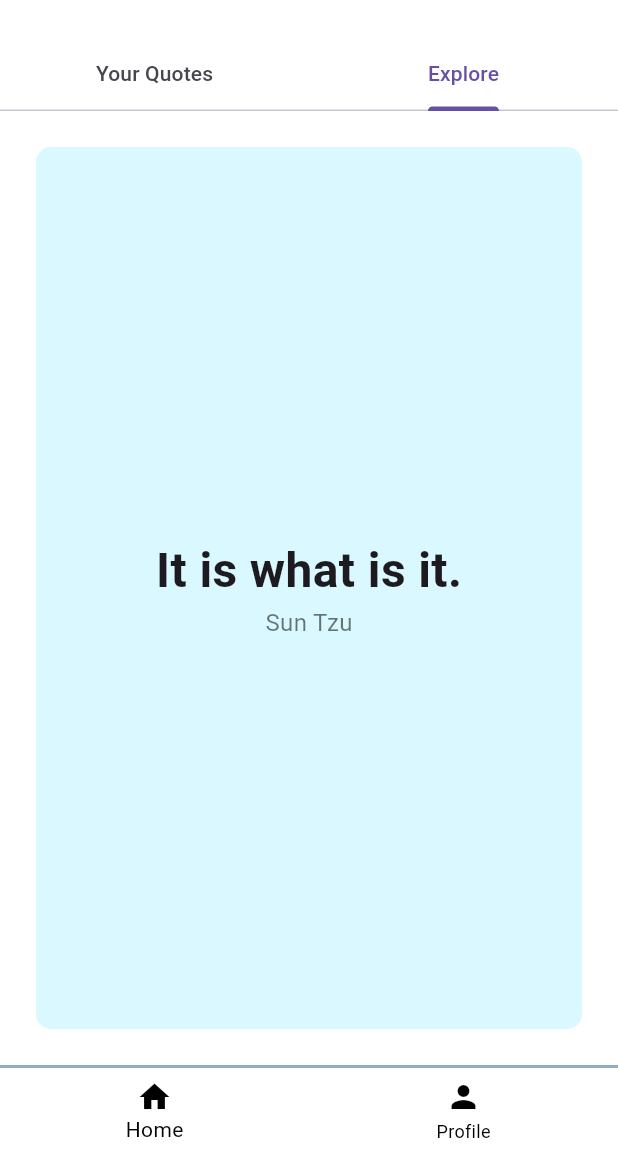
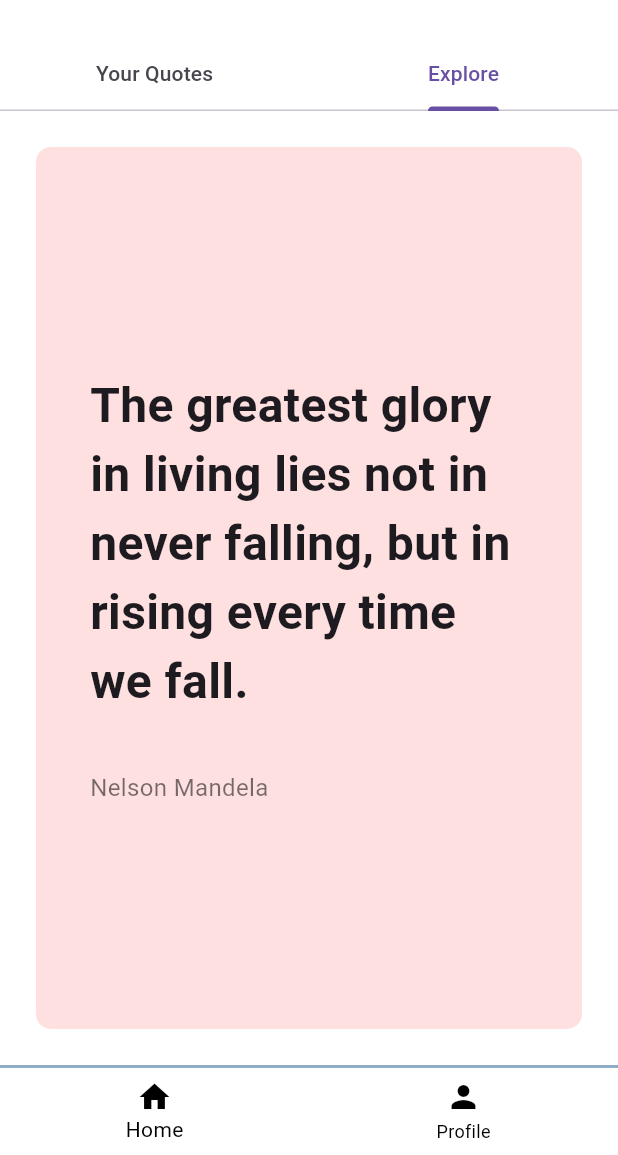
Before and after one commit to KubangPawis/gdsc-quote-app, a Flutter app: the HomePage screen opened directly, tab 2 chosen, on a phone screen of 412 x 824 dp, the part 81-1236 px from its top. Run offline on Flutter 3.47's test engine with Material 3 defaults, Android fonts, the light colour scheme and no system bars; our stand-ins replace flutter_slidable, google_sign_in.

Commit message:
feat(explore): add swipeable (nexting) feature for quotes

```diff
--- a/frontend/lib/pages/explore_page.dart
+++ b/frontend/lib/pages/explore_page.dart
@@ -1,5 +1,6 @@
 import 'dart:math';
 import 'package:flutter/material.dart';
+import 'package:frontend/util/quote_widget_large.dart';
 
 class ExplorePage extends StatefulWidget {
   const ExplorePage({super.key});
@@ -9,6 +10,25 @@ class ExplorePage extends StatefulWidget {
 }
 
 class _ExplorePageState extends State<ExplorePage> {
+  Color currentColor = Colors.lightBlueAccent;
+  String quoteText = '';
+  String author = '';
+
+  List<List<String>> quoteList = [
+    [
+      'Walt Disney',
+      'The way to get started is to quit talking and begin doing.'
+    ],
+    [
+      'Nelson Mandela',
+      'The greatest glory in living lies not in never falling, but in rising every time we fall.'
+    ],
+    [
+      'Steve Jobs',
+      'The future belongs to those who believe in the beauty of their dreams.'
+    ],
+  ];
+
   final List quoteWidgetColorList = [
     Color(0xFFFFE0E0),
     Color(0xFFC4F1E3),
@@ -20,25 +40,44 @@ class _ExplorePageState extends State<ExplorePage> {
   ];
 
   @override
+  void initState() {
+    super.initState();
+    // Set an initial color
+    currentColor = quoteWidgetColorList[0];
+    updateQuote();
+  }
+
+  void updateQuote() {
+    setState(() {
+      author = quoteList[Random().nextInt(quoteList.length)][0];
+      quoteText = quoteList[Random().nextInt(quoteList.length)][1];
+    });
+  }
+
+  void changeColor() {
+    // Randomly pick a new color from the list
+    setState(() {
+      currentColor =
+          quoteWidgetColorList[Random().nextInt(quoteWidgetColorList.length)];
+    });
+  }
+
+  @override
   Widget build(BuildContext context) {
     return Padding(
       padding: EdgeInsets.all(24),
-      child: Container(
-          decoration: BoxDecoration(
-            color: quoteWidgetColorList[
-                Random().nextInt(quoteWidgetColorList.length)],
-            borderRadius: BorderRadius.circular(10),
-          ),
-          child: Column(mainAxisAlignment: MainAxisAlignment.center, children: [
-            Text(
-              'It is what is it.',
-              style: TextStyle(fontSize: 32, fontWeight: FontWeight.bold),
-            ),
-            Text(
-              'Sun Tzu',
-              style: TextStyle(fontSize: 16, color: Colors.black54),
-            ),
-          ])),
+      child: GestureDetector(
+        onHorizontalDragStart: (details) {
+          changeColor();
+          updateQuote();
+        },
+        onHorizontalDragEnd: (details) {
+          changeColor();
+          updateQuote();
+        },
+        child: QuoteWidgetLarge(
+            widgetColor: currentColor, quoteText: quoteText, author: author),
+      ),
     );
   }
 }
--- /dev/null
+++ b/frontend/lib/util/quote_widget_large.dart
@@ -0,0 +1,37 @@
+import 'package:flutter/material.dart';
+
+class QuoteWidgetLarge extends StatelessWidget {
+  final Color widgetColor;
+  final String quoteText;
+  final String author;
+
+  const QuoteWidgetLarge(
+      {super.key,
+      required this.widgetColor,
+      required this.quoteText,
+      required this.author});
+
+  @override
+  Widget build(BuildContext context) {
+    return Container(
+        padding: EdgeInsets.symmetric(horizontal: 36),
+        decoration: BoxDecoration(
+          color: widgetColor,
+          borderRadius: BorderRadius.circular(10),
+        ),
+        child: Column(
+            mainAxisAlignment: MainAxisAlignment.center,
+            crossAxisAlignment: CrossAxisAlignment.start,
+            children: [
+              Text(
+                quoteText,
+                style: TextStyle(fontSize: 32, fontWeight: FontWeight.bold),
+              ),
+              SizedBox(height: 36),
+              Text(
+                author,
+                style: TextStyle(fontSize: 16, color: Colors.black54),
+              ),
+            ]));
+  }
+}
```
